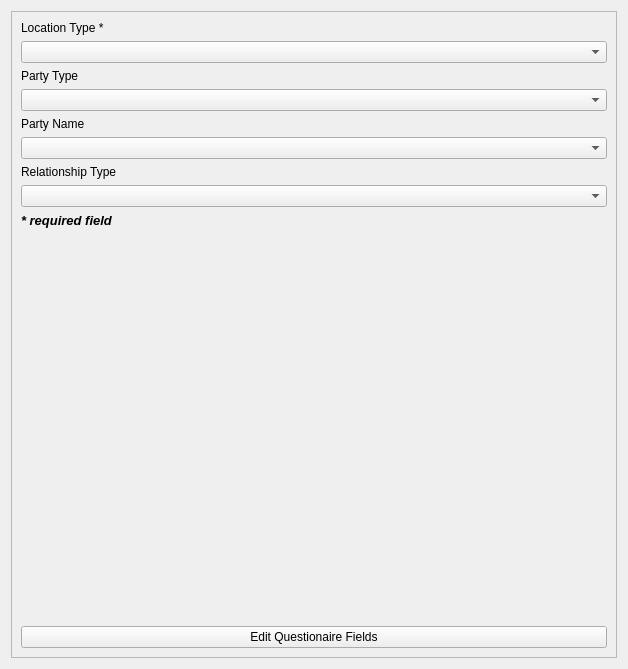
Old version of the form cadasta/gui/ui/wizard/step_project_creation02.ui in the repository Cadasta/cadasta-qgis-plugin.
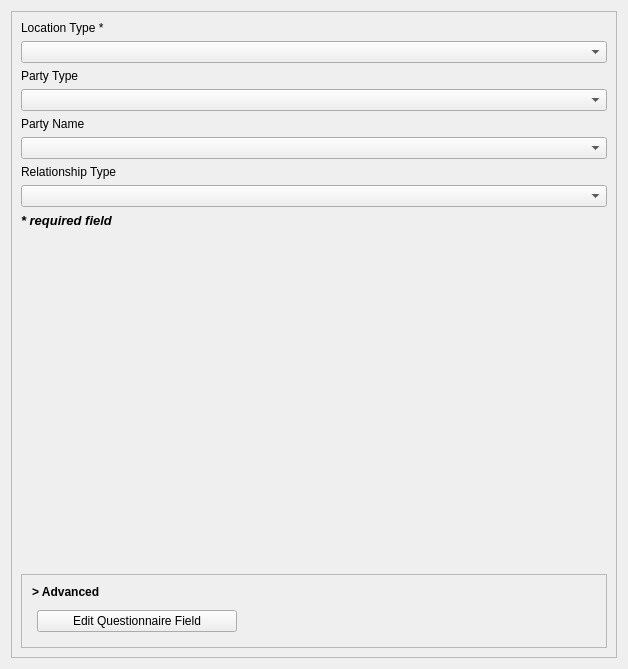
New version of the form.

Commit message:
add advanced for questionnaire (#158)
* add advanced for questionnaire

* change questionnaire layout

The edit to the form file:
```diff
--- a/cadasta/gui/ui/wizard/step_project_creation02.ui
+++ b/cadasta/gui/ui/wizard/step_project_creation02.ui
@@ -104,21 +104,57 @@
         </spacer>
        </item>
        <item>
-        <layout class="QHBoxLayout" name="horizontalLayout">
+        <widget class="QFrame" name="verticalFrame">
+         <property name="frameShape">
+          <enum>QFrame::StyledPanel</enum>
+         </property>
+         <layout class="QVBoxLayout" name="verticalLayout_3">
+          <property name="margin">
+           <number>10</number>
+          </property>
+          <item>
+           <widget class="QLabel" name="advanced_button">
+            <property name="font">
+             <font>
+              <weight>75</weight>
+              <bold>true</bold>
+             </font>
+            </property>
+            <property name="cursor">
+             <cursorShape>PointingHandCursor</cursorShape>
+            </property>
+            <property name="text">
+             <string>&gt; Advanced</string>
+            </property>
+            <property name="alignment">
+             <set>Qt::AlignLeading|Qt::AlignLeft|Qt::AlignVCenter</set>
+            </property>
+           </widget>
+          </item>
+          <item>
+           <widget class="QFrame" name="advanced_box">
+            <layout class="QVBoxLayout" name="verticalLayout_4">
+             <property name="margin">
+              <number>5</number>
+             </property>
          <item>
           <widget class="QPushButton" name="questionnaire_button">
            <property name="maximumSize">
             <size>
-             <width>16777215</width>
+                 <width>200</width>
              <height>16777215</height>
             </size>
            </property>
            <property name="text">
-            <string>Edit Questionaire Fields</string>
+                <string>Edit Questionnaire Field</string>
            </property>
           </widget>
          </item>
         </layout>
+           </widget>
+          </item>
+         </layout>
+        </widget>
        </item>
       </layout>
      </widget>
```
Lines whose indentation alone changed are shown as unchanged. The commit also changes 2 other files.
